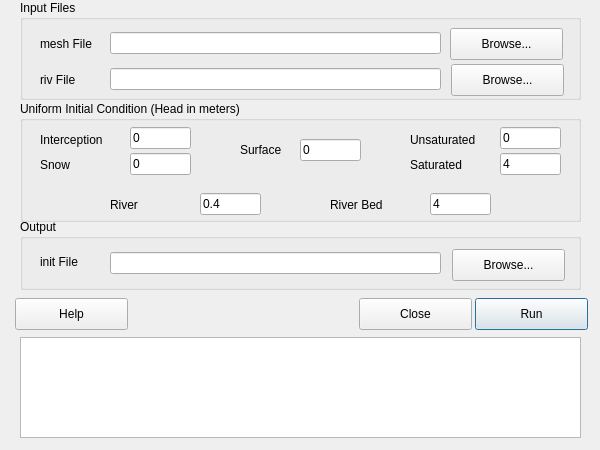
Qt form src/plugins/pihm_gis/DataModelLoader/InitFile/initfile.ui (gopal-bhatt/PIHMgis) before a commit.
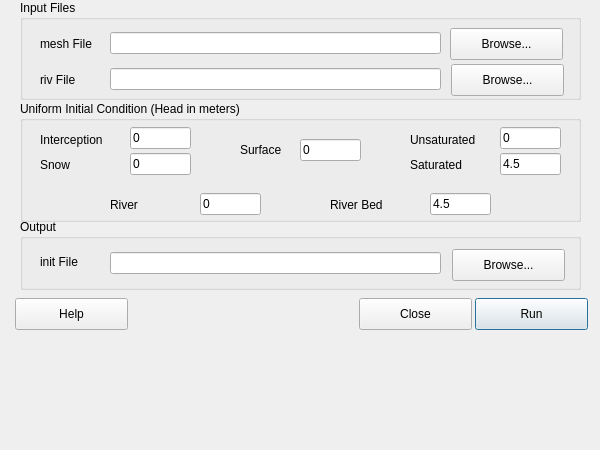
The same form after that commit. Custom widgets are drawn as their Qt base class.

What changed in the file:
```diff
--- a/src/plugins/pihm_gis/DataModelLoader/InitFile/initfile.ui
+++ b/src/plugins/pihm_gis/DataModelLoader/InitFile/initfile.ui
@@ -237,7 +237,7 @@
      </rect>
     </property>
     <property name="text">
-     <string>4</string>
+     <string>4.5</string>
     </property>
    </widget>
    <widget class="QLabel" name="label_9">
@@ -276,7 +276,7 @@
      </rect>
     </property>
     <property name="text">
-     <string>0.4</string>
+     <string>0</string>
     </property>
    </widget>
    <widget class="QLineEdit" name="riverBed">
@@ -289,7 +289,7 @@
      </rect>
     </property>
     <property name="text">
-     <string>4</string>
+     <string>4.5</string>
     </property>
    </widget>
    <widget class="Line" name="line">
@@ -400,7 +400,7 @@
     <bool>true</bool>
    </property>
   </widget>
-  <widget class="QTextBrowser" name="textBrowser">
+  <widget class="Q3TextBrowser" name="textBrowser" native="true">
    <property name="geometry">
     <rect>
      <x>20</x>
@@ -412,6 +412,13 @@
   </widget>
  </widget>
  <layoutdefault spacing="6" margin="11"/>
+ <customwidgets>
+  <customwidget>
+   <class>Q3TextBrowser</class>
+   <extends>QWidget</extends>
+   <header>q3textbrowser.h</header>
+  </customwidget>
+ </customwidgets>
  <resources/>
  <connections/>
 </ui>
```
Left out of the diff: 2 changed lines with no effect on the pictures.
